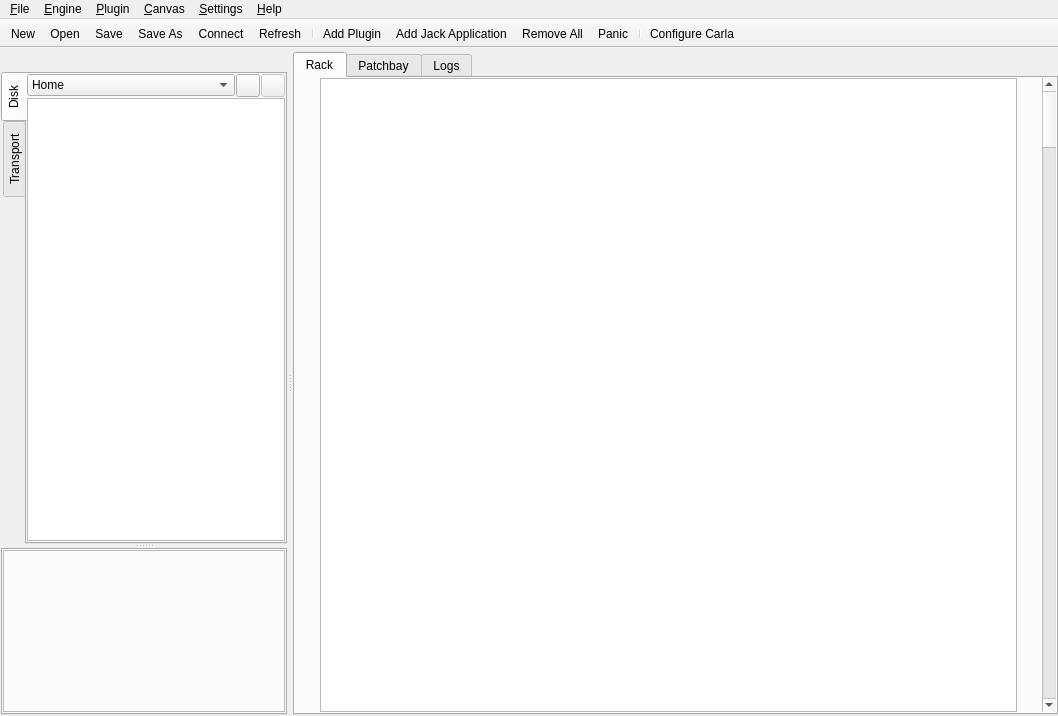
Old version of the form resources/ui/carla_host.ui in the repository falkTX/Carla.
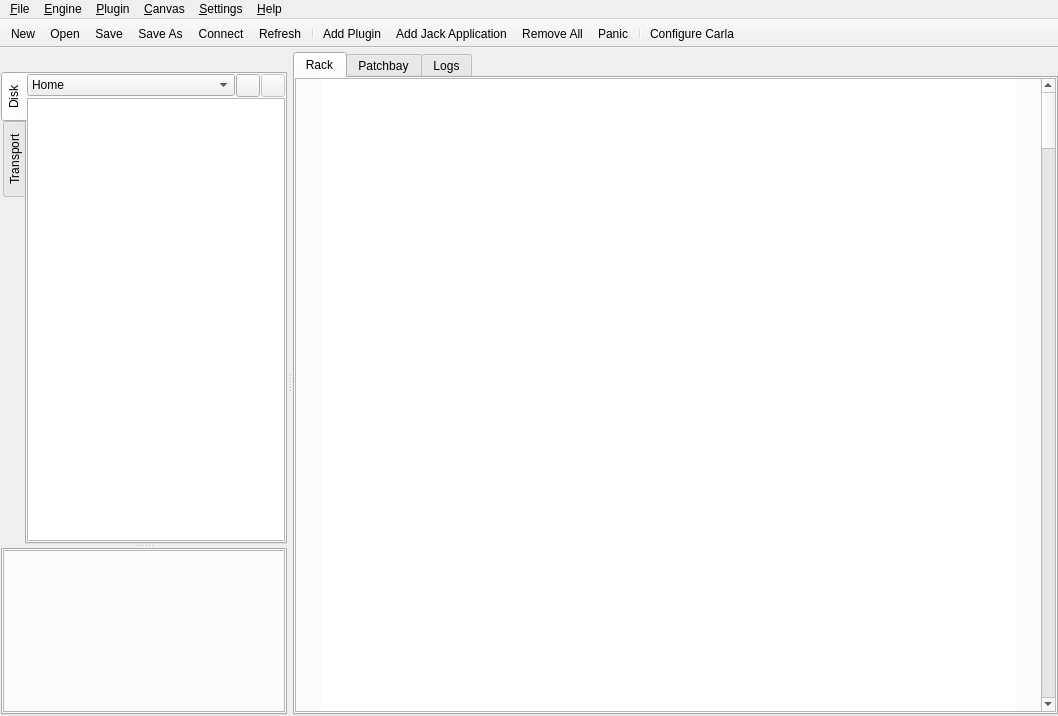
New version of the form. Icons and pictures are not drawn. Custom widgets are drawn as their Qt base class.

Patch:
```diff
--- a/resources/ui/carla_host.ui
+++ b/resources/ui/carla_host.ui
@@ -56,6 +56,30 @@
          <number>1</number>
         </property>
         <item>
+         <widget class="QFrame" name="frame">
+          <property name="frameShape">
+           <enum>QFrame::StyledPanel</enum>
+          </property>
+          <property name="frameShadow">
+           <enum>QFrame::Sunken</enum>
+          </property>
+          <layout class="QHBoxLayout" name="horizontalLayout_10">
+           <property name="spacing">
+            <number>0</number>
+           </property>
+           <property name="leftMargin">
+            <number>0</number>
+           </property>
+           <property name="topMargin">
+            <number>0</number>
+           </property>
+           <property name="rightMargin">
+            <number>0</number>
+           </property>
+           <property name="bottomMargin">
+            <number>0</number>
+           </property>
+           <item>
          <widget class="QLabel" name="pad_left">
           <property name="minimumSize">
            <size>
@@ -79,6 +103,12 @@
           <property name="contextMenuPolicy">
            <enum>Qt::CustomContextMenu</enum>
           </property>
+             <property name="frameShape">
+              <enum>QFrame::NoFrame</enum>
+             </property>
+             <property name="frameShadow">
+              <enum>QFrame::Plain</enum>
+             </property>
           <property name="verticalScrollBarPolicy">
            <enum>Qt::ScrollBarAlwaysOff</enum>
           </property>
@@ -111,6 +141,9 @@
           <property name="orientation">
            <enum>Qt::Vertical</enum>
           </property>
+            </widget>
+           </item>
+          </layout>
          </widget>
         </item>
        </layout>
```
Lines whose indentation alone changed are shown as unchanged.
